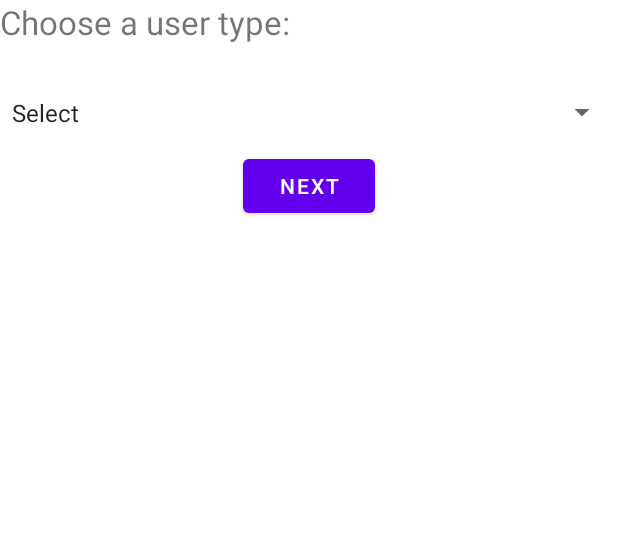
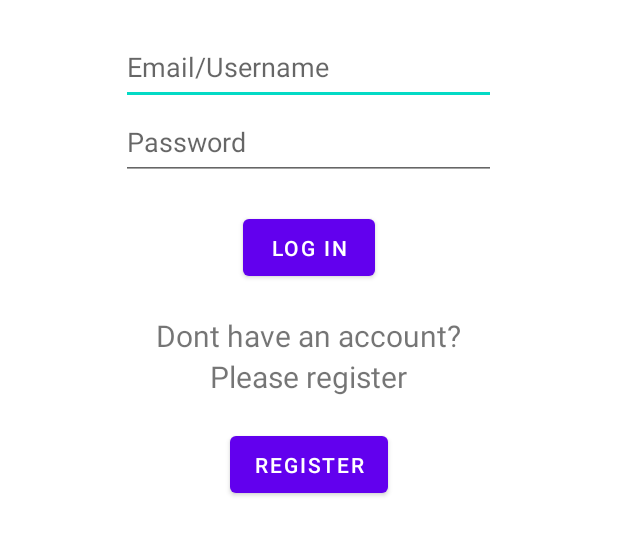
Before and after one commit to RecklessSnips/MealerProject, an Android app: the screen it shows after launch (MainActivity before the commit, LogIn after it), on a phone screen of 412 x 824 dp, the part 150-706 px from its top. Run offline under Robolectric (Android 15) with nearby library versions, the phone set to English and light mode, and no system bars; our stand-ins replace navigation-ui.

Commit message:
Log in page integrated, log out button works

```diff
--- a/Mealer/app/src/main/AndroidManifest.xml
+++ b/Mealer/app/src/main/AndroidManifest.xml
@@ -14,9 +14,13 @@
         tools:targetApi="31">
         <activity
             android:name=".LogIn"
-            android:exported="false"
+            android:exported="true"
             android:label="@string/title_activity_log_in"
             android:theme="@style/Theme.Mealer.NoActionBar">
+            <intent-filter>
+                <action android:name="android.intent.action.MAIN" />
+                <category android:name="android.intent.category.LAUNCHER" />
+            </intent-filter>
             <meta-data
                 android:name="android.app.lib_name"
                 android:value="" />
@@ -50,15 +54,8 @@
         </activity>
         <activity
             android:name=".MainActivity"
-            android:exported="true"
-            android:label="@string/app_name"
+            android:exported="false"
             android:theme="@style/Theme.Mealer.NoActionBar">
-            <intent-filter>
-                <action android:name="android.intent.action.MAIN" />
-
-                <category android:name="android.intent.category.LAUNCHER" />
-            </intent-filter>
-
             <meta-data
                 android:name="android.app.lib_name"
                 android:value="" />
--- a/Mealer/app/src/main/java/com/example/mealer/LogIn.java
+++ b/Mealer/app/src/main/java/com/example/mealer/LogIn.java
@@ -1,5 +1,6 @@
 package com.example.mealer;
 
+import android.content.Intent;
 import android.os.Bundle;
 
 import com.google.android.material.snackbar.Snackbar;
@@ -7,6 +8,7 @@ import com.google.android.material.snackbar.Snackbar;
 import androidx.appcompat.app.AppCompatActivity;
 
 import android.view.View;
+import android.widget.Button;
 
 import androidx.navigation.NavController;
 import androidx.navigation.Navigation;
@@ -22,6 +24,17 @@ public class LogIn extends AppCompatActivity {
         super.onCreate(savedInstanceState);
 
         setContentView(R.layout.activity_log_in);
+
+        Button register=findViewById(R.id.reg);
+
+        register.setOnClickListener(new View.OnClickListener() {
+            @Override
+            public void onClick(View view) {
+                Intent i= new Intent(getApplicationContext(), MainActivity.class);
+                startActivity(i);
+            }
+        });
+
     }
 
 }
--- a/Mealer/app/src/main/java/com/example/mealer/WelcomMenu.java
+++ b/Mealer/app/src/main/java/com/example/mealer/WelcomMenu.java
@@ -1,6 +1,7 @@
 package com.example.mealer;
 
 import android.annotation.SuppressLint;
+import android.content.Intent;
 import android.os.Bundle;
 
 import com.google.android.material.snackbar.Snackbar;
@@ -8,6 +9,7 @@ import com.google.android.material.snackbar.Snackbar;
 import androidx.appcompat.app.AppCompatActivity;
 
 import android.view.View;
+import android.widget.Button;
 import android.widget.TextView;
 
 import androidx.navigation.NavController;
@@ -39,6 +41,14 @@ public class WelcomMenu extends AppCompatActivity {
         else if (type==0){
             message.setText("Welcome! You are logged in as Cook");
         }
+        Button logoff=findViewById(R.id.logOff);
+        logoff.setOnClickListener(new View.OnClickListener() {
+            @Override
+            public void onClick(View view) {
+                Intent intent=new Intent(getApplicationContext(), LogIn.class);
+                startActivity(intent);
+            }
+        });
     }
 
 }
--- a/Mealer/app/src/main/res/layout/activity_log_in.xml
+++ b/Mealer/app/src/main/res/layout/activity_log_in.xml
@@ -4,4 +4,102 @@
     xmlns:tools="http://schemas.android.com/tools"
     android:layout_width="match_parent"
     android:layout_height="match_parent"
-    tools:context=".LogIn"/>
+    tools:context=".LogIn">
+
+    <androidx.constraintlayout.widget.ConstraintLayout
+        android:layout_width="match_parent"
+        android:layout_height="match_parent">
+
+        <LinearLayout
+            android:id="@+id/linearLayout3"
+            android:layout_width="0dp"
+            android:layout_height="0dp"
+            android:orientation="vertical"
+            app:layout_constraintBottom_toBottomOf="parent"
+            app:layout_constraintEnd_toEndOf="parent"
+            app:layout_constraintStart_toStartOf="parent"
+            app:layout_constraintTop_toTopOf="parent">
+
+            <TextView
+                android:id="@+id/Header"
+                android:layout_width="match_parent"
+                android:layout_height="100dp"
+                android:background="#DDED553B"
+                android:gravity="center"
+                android:text="@string/mealer"
+                android:textSize="32sp" />
+
+            <Space
+                android:layout_width="match_parent"
+                android:layout_height="20dp" />
+
+
+            <EditText
+                android:id="@+id/editTextTextPersonName"
+                android:layout_width="250dp"
+                android:layout_height="50dp"
+                android:layout_gravity="center"
+                android:ems="10"
+                android:hint="@string/email_username"
+                android:importantForAutofill="no"
+                android:inputType="textPersonName"
+                tools:ignore="TextContrastCheck" />
+
+            <EditText
+                android:id="@+id/editTextTextPersonName2"
+                android:layout_width="250dp"
+                android:layout_height="50dp"
+                android:layout_gravity="center"
+                android:ems="10"
+                android:hint="@string/password"
+                android:importantForAutofill="no"
+                android:inputType="textPersonName|textPassword"
+                tools:ignore="TextContrastCheck" />
+
+            <Space
+                android:layout_width="match_parent"
+                android:layout_height="20dp" />
+
+            <Button
+                android:id="@+id/LogIN"
+                android:layout_width="wrap_content"
+                android:layout_height="50dp"
+                android:layout_gravity="center"
+                android:text="@string/log_in" />
+
+            <Space
+                android:layout_width="match_parent"
+                android:layout_height="20dp" />
+
+            <TextView
+                android:id="@+id/textView3"
+                android:layout_width="wrap_content"
+                android:layout_height="wrap_content"
+                android:layout_gravity="center"
+                android:text="@string/dont_have_an_account"
+                android:textSize="20sp" />
+
+            <TextView
+                android:id="@+id/textView4"
+                android:layout_width="wrap_content"
+                android:layout_height="wrap_content"
+                android:layout_gravity="center"
+                android:text="@string/please_register"
+                android:textSize="20sp" />
+
+            <Space
+                android:layout_width="match_parent"
+                android:layout_height="20dp" />
+
+            <Button
+                android:id="@+id/reg"
+                android:layout_width="wrap_content"
+                android:layout_height="50dp"
+                android:layout_gravity="center"
+                android:text="@string/register" />
+
+        </LinearLayout>
+
+
+    </androidx.constraintlayout.widget.ConstraintLayout>
+</androidx.coordinatorlayout.widget.CoordinatorLayout>
--- a/Mealer/app/src/main/res/layout/activity_welcom_menu.xml
+++ b/Mealer/app/src/main/res/layout/activity_welcom_menu.xml
@@ -11,6 +11,14 @@
     <androidx.constraintlayout.widget.ConstraintLayout
         android:layout_width="match_parent"
         android:layout_height="match_parent">
+        <TextView
+            android:id="@+id/Header"
+            android:layout_width="match_parent"
+            android:layout_height="100dp"
+            android:background="#DDED553B"
+            android:gravity="center"
+            android:text="@string/mealer"
+            android:textSize="32sp" />
 
         <Button
             android:id="@+id/logOff"
--- a/Mealer/app/src/main/res/values/strings.xml
+++ b/Mealer/app/src/main/res/values/strings.xml
@@ -38,5 +38,10 @@
     <string name="title_activity_welcom_menu">WelcomMenu</string>
     <string name="log_off">Log Off</string>
     <string name="title_activity_log_in">LogIn</string>
+    <string name="email_username">Email/Username</string>
+    <string name="password">Password</string>
+    <string name="log_in">Log In</string>
+    <string name="dont_have_an_account">Dont have an account?</string>
+    <string name="please_register">Please register</string>
 
 </resources>
```
